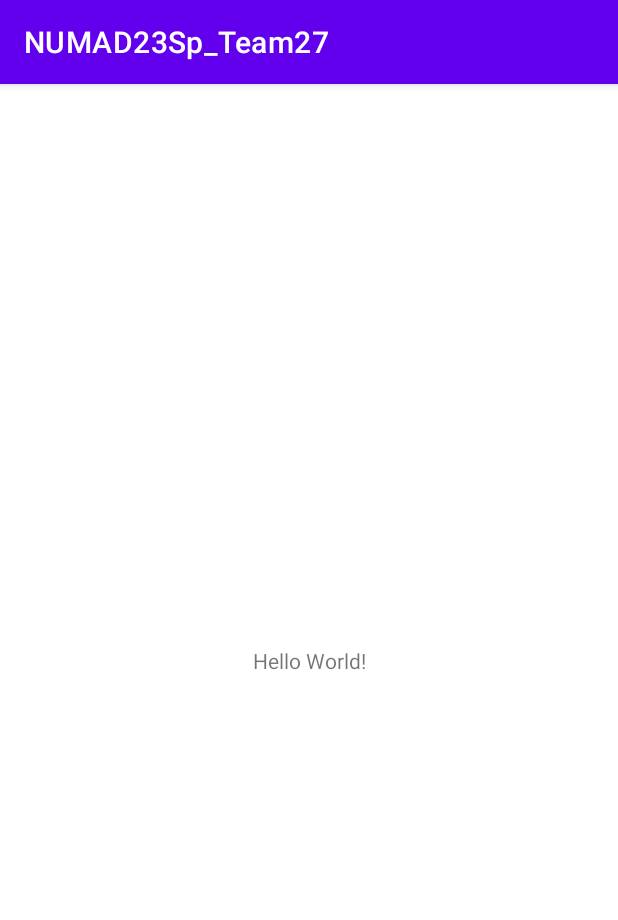
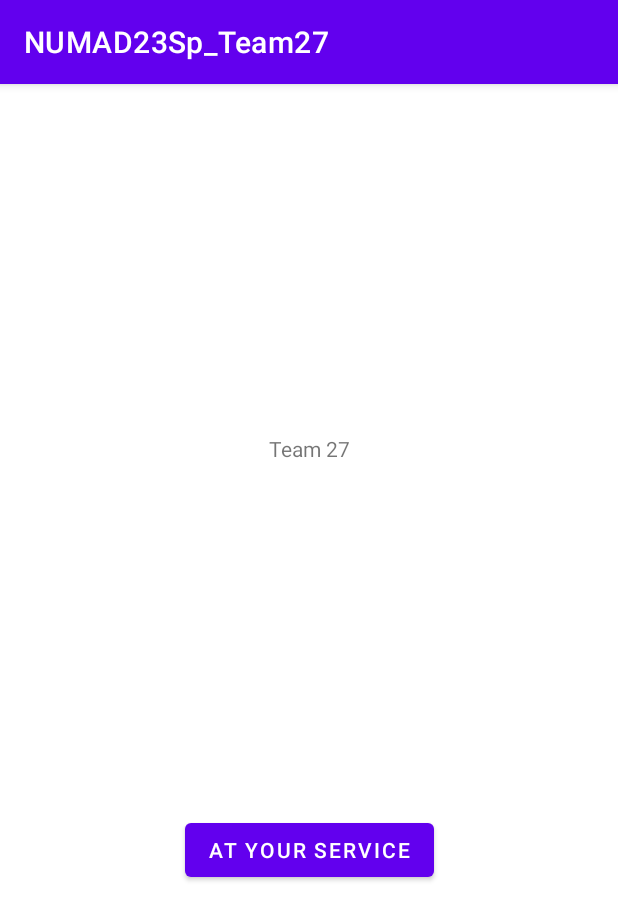
Before and after one commit to thrushalex/NUMAD23Sp_Team27, an Android app: the screen it shows after launch (MainActivity), on a phone screen of 412 x 824 dp. Shown: the top 920 px of the screen. Run offline under Robolectric (Android 15) with nearby library versions, the phone set to English and light mode, and no system bars.

Commit message:
Add team name TextView and "At Your Service" Button

```diff
--- a/app/src/main/res/layout/activity_main.xml
+++ b/app/src/main/res/layout/activity_main.xml
@@ -7,12 +7,23 @@
     tools:context=".MainActivity">
 
     <TextView
+        android:id="@+id/teamNameTextView"
         android:layout_width="wrap_content"
         android:layout_height="wrap_content"
-        android:text="Hello World!"
-        app:layout_constraintBottom_toBottomOf="parent"
+        android:text="@string/team_27"
+        app:layout_constraintBottom_toTopOf="@id/atYourServiceButton"
         app:layout_constraintEnd_toEndOf="parent"
         app:layout_constraintStart_toStartOf="parent"
         app:layout_constraintTop_toTopOf="parent" />
 
+    <Button
+        android:id="@+id/atYourServiceButton"
+        android:layout_width="wrap_content"
+        android:layout_height="wrap_content"
+        android:text="@string/at_your_service"
+        app:layout_constraintBottom_toBottomOf="parent"
+        app:layout_constraintEnd_toEndOf="parent"
+        app:layout_constraintStart_toStartOf="parent"
+        app:layout_constraintTop_toBottomOf="@id/teamNameTextView" />
+
 </androidx.constraintlayout.widget.ConstraintLayout>
--- a/app/src/main/res/values/strings.xml
+++ b/app/src/main/res/values/strings.xml
@@ -1,3 +1,5 @@
 <resources>
     <string name="app_name">NUMAD23Sp_Team27</string>
+    <string name="team_27">Team 27</string>
+    <string name="at_your_service">At Your Service</string>
 </resources>
```
